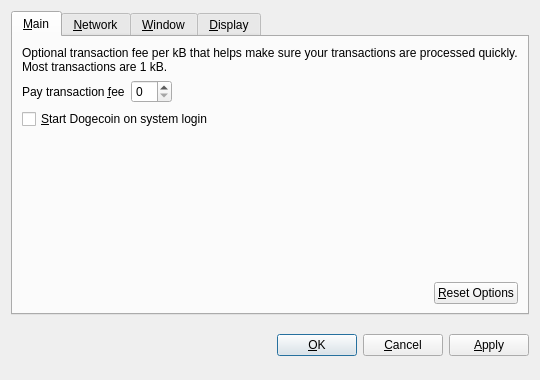
Above: src/qt/forms/optionsdialog.ui from mammix2/parcelcoin-master before the change. Below: the same form after it.
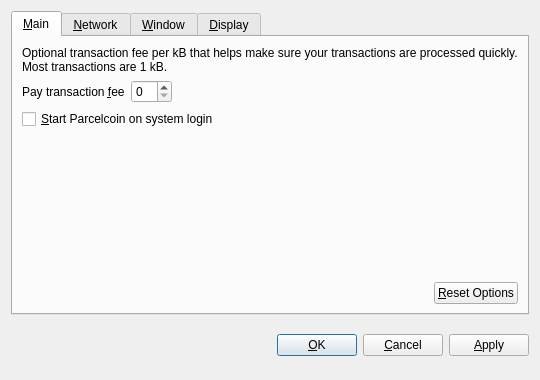
That is the form after the change. Custom widgets are drawn as their Qt base class.

Patch:
```diff
--- a/src/qt/forms/optionsdialog.ui
+++ b/src/qt/forms/optionsdialog.ui
@@ -82,7 +82,7 @@
           <string>Automatically start Dogecoin after logging in to the system.</string>
          </property>
          <property name="text">
-          <string>&amp;Start Dogecoin on system login</string>
+          <string>&amp;Start Parcelcoin on system login</string>
          </property>
         </widget>
        </item>
```
Left out of the diff: 10 changed lines with no effect on the pictures.
